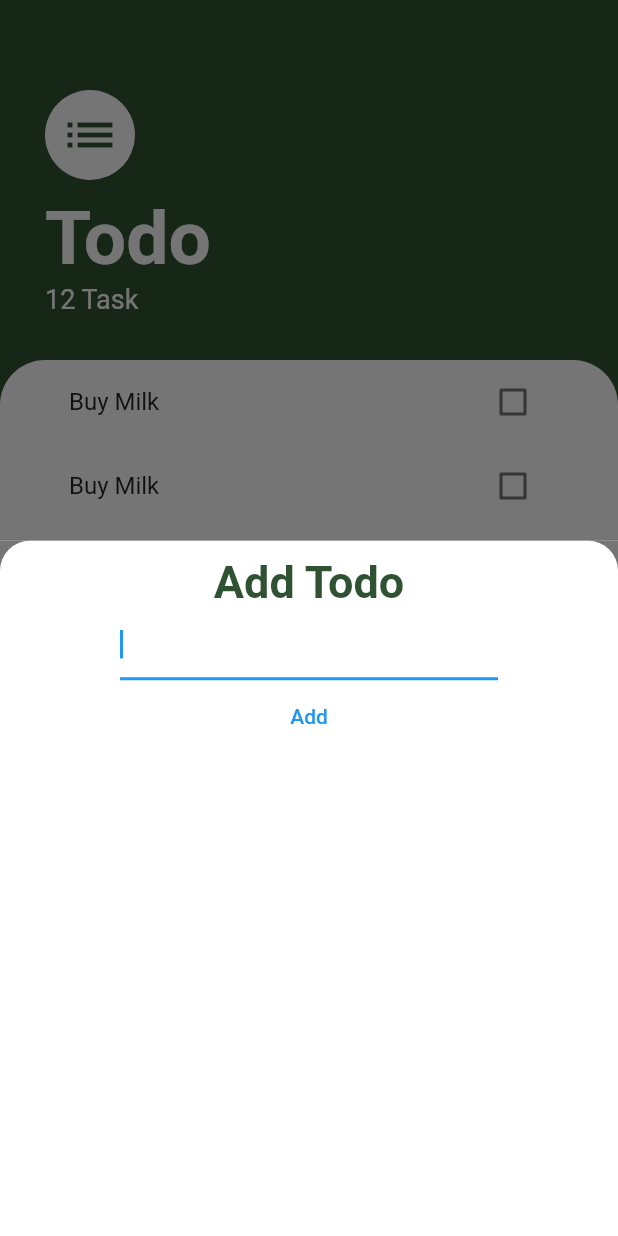
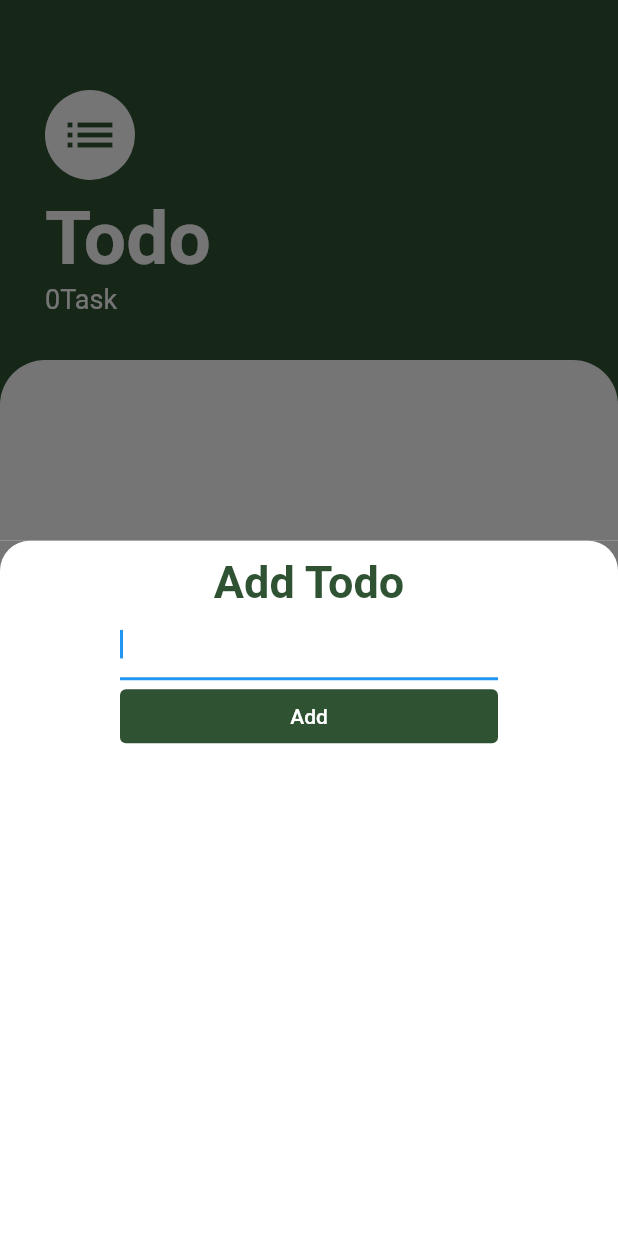
Before and after one commit to adebayoAdesina/Flutter_todo_app, a Flutter app: the screen it shows after launch, after a tap on the "add" icon, on a phone screen of 412 x 824 dp. Run offline on Flutter 3.47's test engine with Material 2 defaults, Android fonts, the phone set to English and light mode, and no system bars.

```diff
--- /dev/null
+++ b/lib/Model/task.dart
@@ -0,0 +1,13 @@
+class Task {
+  String? text;
+  bool isChecked;
+
+  Task({
+    this.text,
+    this.isChecked = false
+  });
+
+  void toggle() {
+    isChecked = !isChecked;
+  }
+}
--- a/lib/Screens/task_screen.dart
+++ b/lib/Screens/task_screen.dart
@@ -1,55 +1,30 @@
 import 'package:flutter/material.dart';
+import 'package:flutter_todo_with_provider/Provider/appdata.dart';
 import 'package:flutter_todo_with_provider/widget/todo_list.dart';
+import 'package:provider/provider.dart';
 
-class TaskScreen extends StatelessWidget {
+import '../widget/top_section.dart';
+
+class TaskScreen extends StatefulWidget {
   const TaskScreen({Key? key}) : super(key: key);
 
   @override
+  State<TaskScreen> createState() => _TaskScreenState();
+}
+
+class _TaskScreenState extends State<TaskScreen> {
+  String? textEditingController;
+
+  @override
   Widget build(BuildContext context) {
-    return Scaffold(
+    return ChangeNotifierProvider(
+      create: ((context) => AppData()),
+      builder: (((context, child) => Scaffold(
             backgroundColor: Theme.of(context).primaryColor,
             body: Column(
               crossAxisAlignment: CrossAxisAlignment.start,
               children: [
-          Container(
-            padding: const EdgeInsets.only(
-              top: 60.0,
-              left: 30.0,
-              bottom: 30.0,
-              right: 30.0,
-            ),
-            child: Column(
-              crossAxisAlignment: CrossAxisAlignment.start,
-              children: [
-                CircleAvatar(
-                  radius: 30.0,
-                  backgroundColor: Colors.white,
-                  child: Icon(
-                    Icons.list,
-                    size: 40.0,
-                    color: Theme.of(context).primaryColor,
-                  ),
-                ),
-                const SizedBox(
-                  height: 10.0,
-                ),
-                const Text(
-                  'Todo',
-                  style: TextStyle(
-                      color: Colors.white,
-                      fontSize: 50.0,
-                      fontWeight: FontWeight.w700),
-                ),
-                const Text(
-                  '12 Task',
-                  style: TextStyle(
-                    color: Colors.white,
-                    fontSize: 18.0,
-                  ),
-                ),
-              ],
-            ),
-          ),
+                const TopSection(),
                 Expanded(
                   child: Container(
                     padding: const EdgeInsets.only(
@@ -64,9 +39,19 @@ class TaskScreen extends StatelessWidget {
                       color: Colors.white,
                     ),
                     child: ListView.builder(
-                itemCount: 2,
+                      itemCount: context.watch<AppData>().tasks.length,
                       itemBuilder: (context, index) {
-                  return TodoList(text: 'Buy Milk');
+                        final task = context.watch<AppData>().tasks[index];
+                        return TodoList(
+                          text: task.text.toString(),
+                          isChecked: task.isChecked,
+                          onChange: (value) {
+                            context.read<AppData>().toggle(task);
+                          },
+                          onLongPress: (){
+                            context.read<AppData>().deleteTodo(task);
+                          },
+                        );
                       },
                     ),
                   ),
@@ -75,7 +60,17 @@ class TaskScreen extends StatelessWidget {
             ),
             floatingActionButton: FloatingActionButton(
               onPressed: () {
-          showModalBottomSheet(
+                showModel(context, context.read<AppData>());
+              },
+              child: const Icon(Icons.add),
+              backgroundColor: Theme.of(context).primaryColor,
+            ),
+          ))),
+    );
+  }
+
+  Future<dynamic> showModel(BuildContext context, contexts) {
+    return showModalBottomSheet(
       // isScrollControlled: true,
       context: context,
       builder: (context) => FractionallySizedBox(
@@ -83,8 +78,8 @@ class TaskScreen extends StatelessWidget {
         child: Container(
           color: const Color(0XFF757575),
           child: Container(
-                        padding: const EdgeInsets.symmetric(
-                            vertical: 10.0, horizontal: 80.0),
+            padding:
+                const EdgeInsets.symmetric(vertical: 10.0, horizontal: 80.0),
             decoration: const BoxDecoration(
               color: Colors.white,
               borderRadius: BorderRadius.only(
@@ -103,22 +98,31 @@ class TaskScreen extends StatelessWidget {
                       fontSize: 30.0,
                       fontWeight: FontWeight.w700),
                 ),
-                            const TextField(
+                TextField(
                   autofocus: true,
-                              decoration: InputDecoration(),
+                  onChanged: (value) {
+                    textEditingController = value;
+                  },
                 ),
                 TextButton(
-                                style: ButtonStyle(),
-                                onPressed: () {},
-                                child: Text('Add'))
+                  style: TextButton.styleFrom(
+                      backgroundColor: Theme.of(context).primaryColor),
+                  onPressed: () {
+                    contexts.addTask(textEditingController);
+
+                    Navigator.pop(context);
+                  },
+                  child: const SizedBox(
+                    width: double.infinity,
+                    child: Text('Add',
+                        textAlign: TextAlign.center,
+                        style: TextStyle(color: Colors.white)),
+                  ),
+                ),
               ],
             ),
           ),
         ),
-                  ));
-        },
-        child: const Icon(Icons.add),
-        backgroundColor: Theme.of(context).primaryColor,
       ),
     );
   }
--- a/lib/widget/todo_list.dart
+++ b/lib/widget/todo_list.dart
@@ -1,30 +1,32 @@
 import 'package:flutter/material.dart';
 
-class TodoList extends StatefulWidget {
+class TodoList extends StatelessWidget {
   final String text;
+  final bool isChecked;
+  final ValueChanged onChange;
+  final Function onLongPress;
   const TodoList({
     Key? key,
     required this.text,
+    required this.isChecked,
+    required this.onChange, required this.onLongPress,
   }) : super(key: key);
 
   @override
-  State<TodoList> createState() => _TodoListState();
-}
-
-class _TodoListState extends State<TodoList> {
-  bool isChecked = false;
-  @override
   Widget build(BuildContext context) {
     return ListTile(
-      title: Text(widget.text),
+      onLongPress: ()=>onLongPress(),
+      title: Text(
+        text,
+        style: TextStyle(
+          decoration: isChecked == true ? TextDecoration.lineThrough : null,
+        ),
+      ),
       trailing: Checkbox(
-          activeColor: Theme.of(context).primaryColor,
-          value: isChecked,
-          onChanged: (value) {
-            setState(() {
-              isChecked = value!;
-            });
-          }),
+        activeColor: Theme.of(context).primaryColor,
+        value: isChecked,
+        onChanged: onChange,
+      ),
     );
   }
 }
--- /dev/null
+++ b/lib/widget/top_section.dart
@@ -0,0 +1,53 @@
+import 'package:flutter/material.dart';
+import 'package:provider/provider.dart';
+
+import '../Provider/appdata.dart';
+
+class TopSection extends StatelessWidget {
+  const TopSection({
+    Key? key,
+  }) : super(key: key);
+
+  @override
+  Widget build(BuildContext context) {
+    return Container(
+      padding: const EdgeInsets.only(
+        top: 60.0,
+        left: 30.0,
+        bottom: 30.0,
+        right: 30.0,
+      ),
+      child: Column(
+        crossAxisAlignment: CrossAxisAlignment.start,
+        children: [
+          CircleAvatar(
+            radius: 30.0,
+            backgroundColor: Colors.white,
+            child: Icon(
+              Icons.list,
+              size: 40.0,
+              color: Theme.of(context).primaryColor,
+            ),
+          ),
+          const SizedBox(
+            height: 10.0,
+          ),
+          const Text(
+            'Todo',
+            style: TextStyle(
+                color: Colors.white,
+                fontSize: 50.0,
+                fontWeight: FontWeight.w700),
+          ),
+          Text(
+            '${context.watch<AppData>().tasks.length}Task',
+            style: const TextStyle(
+              color: Colors.white,
+              fontSize: 18.0,
+            ),
+          ),
+        ],
+      ),
+    );
+  }
+}
```
Also changed, not shown: lib/Provider/appdata.dart (added, +27 -0 lines). Lines whose indentation alone changed are shown as unchanged.
